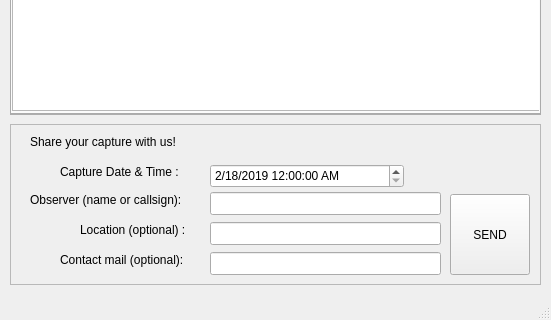
Qt form gui.ui (miligon/aztechsat-decoder-python) before a commit; both pictures show x 0 to 551 and y 435 to 755 of the 551 by 755 pixel window.
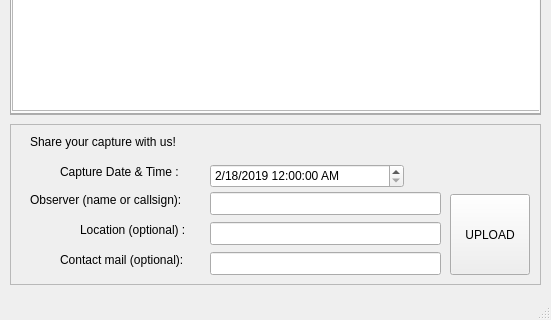
The same form after that commit.

Patch:
```diff
--- a/gui.ui
+++ b/gui.ui
@@ -257,7 +257,7 @@
       </rect>
      </property>
      <property name="text">
-      <string>SEND</string>
+      <string>UPLOAD</string>
      </property>
     </widget>
     <widget class="QLabel" name="label_4">
```
